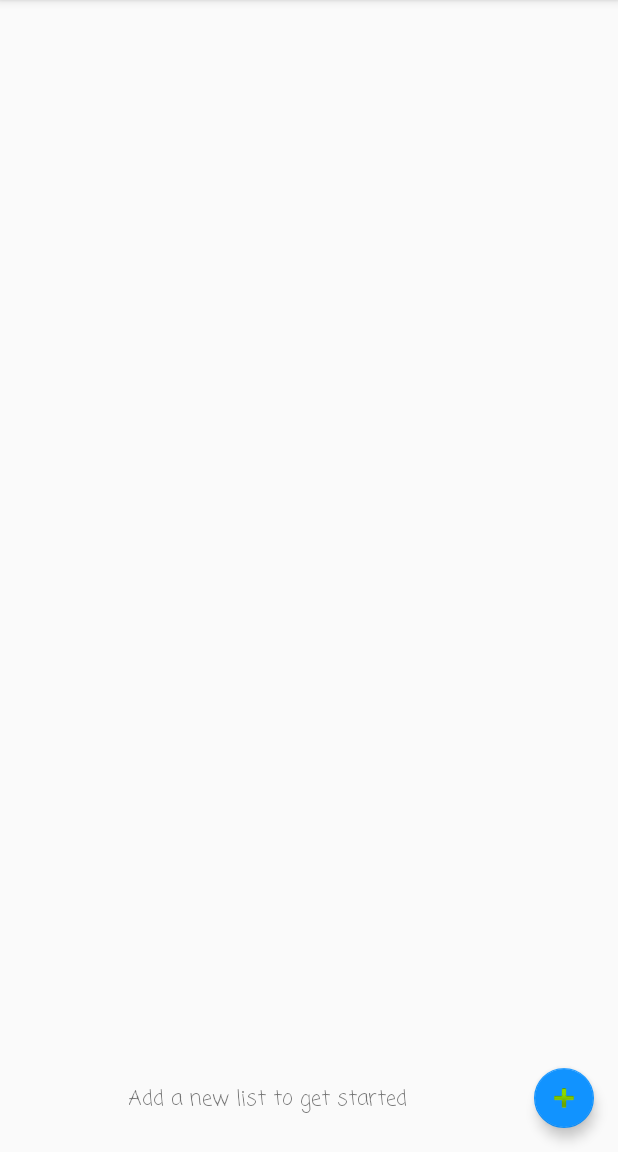
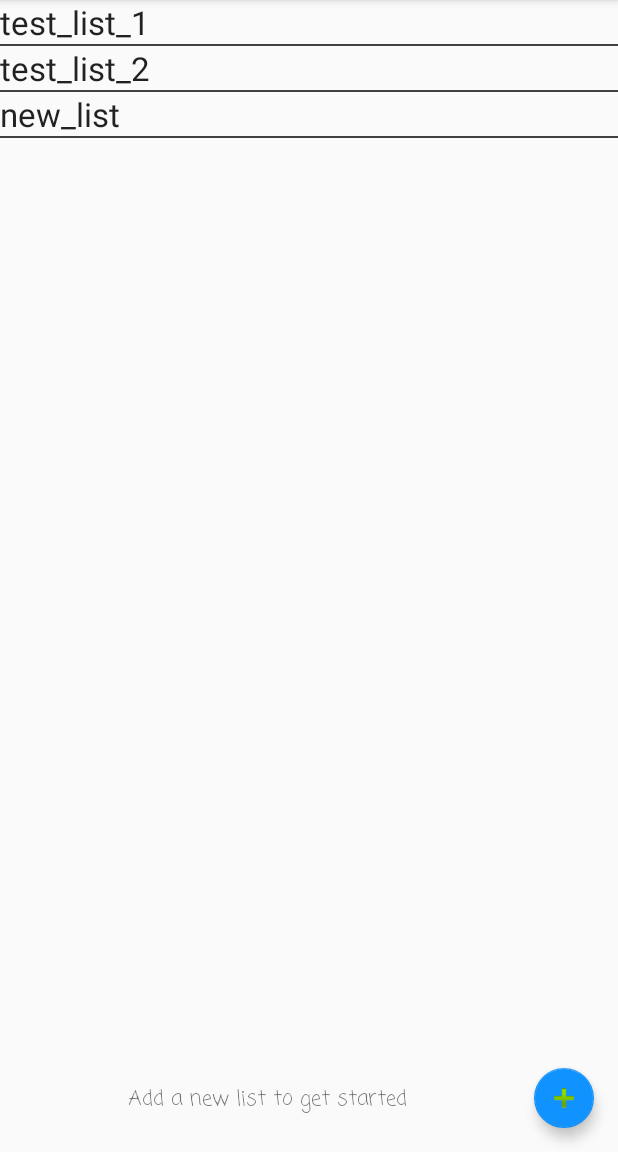
Before and after one commit to quiknlucky/first_andriod_app, an Android app: the NewList screen opened directly, with no data from a screen before it, after a tap on "SAVE", on a phone screen of 412 x 824 dp, the part 84-1236 px from its top. Run offline under Robolectric (Android 15) with nearby library versions, the phone set to English and light mode, and no system bars.

Commit message:
Extend dbhelper with seed data, create record in list table on save list

```diff
--- a/app/src/main/java/com/example/nate/second_app/DBHelper.java
+++ b/app/src/main/java/com/example/nate/second_app/DBHelper.java
@@ -1,5 +1,6 @@
 package com.example.nate.second_app;
 
+import android.content.ContentValues;
 import android.content.Context;
 import android.database.SQLException;
 import android.database.sqlite.SQLiteDatabase;
@@ -8,6 +9,7 @@ import android.util.Log;
 import android.database.MatrixCursor;
 import android.database.Cursor;
 import java.util.ArrayList;
+import java.util.List;
 
 
 
@@ -27,7 +29,17 @@ public class DBHelper extends SQLiteOpenHelper {
     public void onCreate(SQLiteDatabase db) {
         try{
             db.execSQL(CREATE_LIST_TABLE);
+            db.execSQL(CREATE_STORE_TABLE);
+            db.execSQL(CREATE_ITEM_CATEGORY_TABLE);
+            db.execSQL(CREATE_UNIT_CATEGORY_TABLE);
             db.execSQL(CREATE_ITEM_TABLE);
+            db.execSQL(CREATE_HISTORY_TABLE);
+
+            db.execSQL(POPULATE_STORE_TABLE);
+            db.execSQL(POPULATE_ITEM_CATEGORY_TABLE);
+            db.execSQL(POPULATE_UNIT_CATEGORY_TABLE);
+            db.execSQL(POPULATE_LIST_TABLE);
+            db.execSQL(POPULATE_LIST_TABLE_2);
         } catch (SQLException e){
             Log.d(LOG_TAG, "Error creating database " + e.getMessage());
         }
@@ -38,21 +50,109 @@ public class DBHelper extends SQLiteOpenHelper {
 
     }
 
+    //table create statements
     private static final String CREATE_LIST_TABLE =
             "CREATE TABLE " + ListTable.ListEntry.TABLE_NAME + "(" +
                     ListTable.ListEntry._ID + " INTEGER PRIMARY KEY," +
-                    ListTable.ListEntry.COLUMN_NAME_LIST_NAME +  "TEXT)";
+                    ListTable.ListEntry.COLUMN_NAME_LIST_NAME +  " TEXT)";
+
+    private static final String CREATE_STORE_TABLE =
+            "CREATE TABLE " + StoreTable.StoreEntry.TABLE_NAME + "(" +
+                    StoreTable.StoreEntry._ID + " INTEGER PRIMARY KEY," +
+                    StoreTable.StoreEntry.COLUMN_NAME_STORE_NAME +  " TEXT)";
+
+    private static final String CREATE_ITEM_CATEGORY_TABLE =
+            "CREATE TABLE " + ItemCategoryTable.ItemCategoryEntry.TABLE_NAME + "(" +
+                    ItemCategoryTable.ItemCategoryEntry._ID + " INTEGER PRIMARY KEY," +
+                    ItemCategoryTable.ItemCategoryEntry.COLUMN_NAME_STORE_NAME +  " TEXT)";
+
+    private static final String CREATE_UNIT_CATEGORY_TABLE =
+            "CREATE TABLE " + UnitCategoryTable.UnitCategoryEntry.TABLE_NAME + "(" +
+                    UnitCategoryTable.UnitCategoryEntry._ID + " INTEGER PRIMARY KEY," +
+                    UnitCategoryTable.UnitCategoryEntry.COLUMN_NAME_STORE_NAME +  " TEXT)";
 
     private static final String CREATE_ITEM_TABLE =
             "CREATE TABLE " + ItemTable.ItemEntry.TABLE_NAME + "(" +
                     ItemTable.ItemEntry._ID + " INTEGER PRIMARY KEY," +
                     ItemTable.ItemEntry.COLUMN_NAME_ITEM_NAME + " TEXT," +
-                    ItemTable.ItemEntry.COLUMN_NAME_LAST_PRICE + " NUMBER," +
+                    ItemTable.ItemEntry.COLUMN_NAME_CATEGORY + " TEXT," +
+                    ItemTable.ItemEntry.COLUMN_NAME_QUANTITY + " NUMBER," +
+                    ItemTable.ItemEntry.COLUMN_NAME_QUANTITY_UNIT + " TEXT," +
+                    ItemTable.ItemEntry.COLUMN_NAME_LAST_UNIT_PRICE + " NUMBER," +
+                    ItemTable.ItemEntry.COLUMN_NAME_LAST_TOTAL_PRICE + " NUMBER," +
+                    ItemTable.ItemEntry.COLUMN_NAME_LAST_DATE + " DATE," +
+                    ItemTable.ItemEntry.COLUMN_NAME_LAST_STORE + " TEXT," +
                     ItemTable.ItemEntry.COLUMN_NAME_AVG_PRICE + " NUMBER," +
                     ItemTable.ItemEntry.COLUMN_NAME_MIN_PRICE + " NUMBER," +
-                    ItemTable.ItemEntry.COLUMN_NAME_MAX_PRICE + " NUMBER," +
-                    ItemTable.ItemEntry.COLUMN_NAME_LAST_STORE + " TEXT," +
-                    ItemTable.ItemEntry.COLUMN_NAME_LAST_DATE + " DATE";
+                    ItemTable.ItemEntry.COLUMN_NAME_MIN_PRICE_DATE + " DATE," +
+                    ItemTable.ItemEntry.COLUMN_NAME_MIN_PRICE_STORE + " TEXT," +
+                    ItemTable.ItemEntry.COLUMN_NAME_MAX_PRICE + " NUMBER)";
+
+    private static final String CREATE_HISTORY_TABLE =
+            "CREATE TABLE " + HistoryTable.HistoryEntry.TABLE_NAME + "(" +
+                    HistoryTable.HistoryEntry._ID + " INTEGER PRIMARY KEY," +
+                    HistoryTable.HistoryEntry.COLUMN_NAME_ITEM_NAME + " TEXT," +
+                    HistoryTable.HistoryEntry.COLUMN_NAME_CATEGORY + " TEXT," +
+                    HistoryTable.HistoryEntry.COLUMN_NAME_QUANTITY + " NUMBER," +
+                    HistoryTable.HistoryEntry.COLUMN_NAME_QUANTITY_UNIT + " TEXT," +
+                    HistoryTable.HistoryEntry.COLUMN_NAME_UNIT_PRICE + " NUMBER," +
+                    HistoryTable.HistoryEntry.COLUMN_NAME_TOTAL_PRICE + " NUMBER," +
+                    HistoryTable.HistoryEntry.COLUMN_NAME_DATE + " DATE," +
+                    HistoryTable.HistoryEntry.COLUMN_NAME_STORE + " TEXT)";
+
+    //populate validation tables with generic data
+    private static final String POPULATE_STORE_TABLE =
+            "INSERT INTO " + StoreTable.StoreEntry.TABLE_NAME +
+                    " (store_name) VALUES ('COSTCO')";
+
+    private static final String POPULATE_ITEM_CATEGORY_TABLE =
+            "INSERT INTO " + ItemCategoryTable.ItemCategoryEntry.TABLE_NAME +
+                    " (item_category_name) VALUES ('FRUIT')";
+
+    private static final String POPULATE_UNIT_CATEGORY_TABLE =
+            "INSERT INTO " + UnitCategoryTable.UnitCategoryEntry.TABLE_NAME +
+                    " (unit_category_name) VALUES ('POUND')";
+
+    private static final String POPULATE_LIST_TABLE =
+            "INSERT INTO " + ListTable.ListEntry.TABLE_NAME +
+                    " (list_name) VALUES ('test_list_1')";
+
+    private static final String POPULATE_LIST_TABLE_2 =
+            "INSERT INTO " + ListTable.ListEntry.TABLE_NAME +
+                    " (list_name) VALUES ('test_list_2')";
+
+
+    public void addNewList(Lists list) {
+        SQLiteDatabase db = this.getWritableDatabase();
+
+        ContentValues values = new ContentValues();
+        values.put(ListTable.ListEntry.COLUMN_NAME_LIST_NAME, list.getName());
+
+        // Inserting new Row
+        db.insert(ListTable.ListEntry.TABLE_NAME, null, values);
+        db.close(); // Closing database connection
+    }
+
+    public List<Lists> getAllLists() {
+        List<Lists> listList = new ArrayList<Lists>();
+        // Select All Query
+        String selectQuery = "SELECT  * FROM " + ListTable.ListEntry.TABLE_NAME;
+        SQLiteDatabase db = this.getWritableDatabase();
+        Cursor cursor = db.rawQuery(selectQuery, null);
+
+        // Getting the address list which we already into our database
+        if (cursor.moveToFirst()) {
+            do {
+                Lists list = new Lists();
+                list.setId(Integer.parseInt(cursor.getString(0)));
+                list.setName(cursor.getString(1));
+                listList.add(list);
+                Log.d("List: ", list.getId()+" , "+list.getName());
+            } while (cursor.moveToNext());
+        }
+
+        return listList;
+    }
 
     public ArrayList<Cursor> getData(String Query){
         //get writable database
--- a/app/src/main/java/com/example/nate/second_app/Home.java
+++ b/app/src/main/java/com/example/nate/second_app/Home.java
@@ -1,13 +1,17 @@
 package com.example.nate.second_app;
 
 import android.content.Intent;
+import android.database.Cursor;
+import android.database.sqlite.SQLiteDatabase;
 import android.support.v7.app.AppCompatActivity;
 import android.os.Bundle;
 import android.support.v7.widget.Toolbar;
+import android.util.Log;
 import android.view.Menu;
 import android.view.MenuInflater;
 import android.view.MenuItem;
 import android.view.View;
+import android.widget.ListView;
 
 public class Home extends AppCompatActivity {
 
@@ -17,6 +21,22 @@ public class Home extends AppCompatActivity {
         setContentView(R.layout.activity_home);
         Toolbar myToolbar = (Toolbar) findViewById(R.id.toolbar);
         setSupportActionBar(myToolbar);
+
+
+        DBHelper handler = new DBHelper(this);
+        SQLiteDatabase db = handler.getWritableDatabase();
+        // Query for items from the database and get a cursor back
+        Cursor listCursor = db.rawQuery("SELECT  * FROM list", null);
+        Log.d("Main: ", "Created cursor");
+        // Find ListView to populate
+        ListView list_list = (ListView) findViewById(R.id.list_list);
+        // Setup cursor adapter using cursor from last step
+        ListAdapter listAdapter = new ListAdapter(this, listCursor);
+        Log.d("Main: ", "Populated adapter with cursor");
+        // Attach cursor adapter to the ListView
+        list_list.setAdapter(listAdapter);
+        Log.d("Main: ", "attached adapter list to list view");
+
     }
 
     @Override
--- /dev/null
+++ b/app/src/main/java/com/example/nate/second_app/ListAdapter.java
@@ -0,0 +1,37 @@
+package com.example.nate.second_app;
+
+import android.content.Context;
+import android.database.Cursor;
+import android.util.Log;
+import android.view.LayoutInflater;
+import android.view.View;
+import android.view.ViewGroup;
+import android.widget.CursorAdapter;
+import android.widget.TextView;
+
+public class ListAdapter extends CursorAdapter {
+    public ListAdapter(Context context, Cursor cursor) {
+        super(context, cursor, 0);
+    }
+
+    // The newView method is used to inflate a new view and return it,
+    // you don't bind any data to the view at this point.
+    @Override
+    public View newView(Context context, Cursor cursor, ViewGroup parent) {
+        return LayoutInflater.from(context).inflate(R.layout.list_layout, parent, false);
+    }
+
+    // The bindView method is used to bind all data to a given view
+    // such as setting the text on a TextView.
+    @Override
+    public void bindView(View view, Context context, Cursor cursor) {
+        Log.d("BindView: ", "Inside bindView");
+        // Find fields to populate in inflated template
+        TextView tvLists = (TextView) view.findViewById(R.id.tvLists);
+        // Extract properties from cursor
+        String list_name= cursor.getString(1);
+        Log.d("BindView: ", "List name from cursor: " + list_name);
+        // Populate fields with extracted properties
+        tvLists.setText(list_name);
+    }
+}
--- a/app/src/main/java/com/example/nate/second_app/ListTable.java
+++ b/app/src/main/java/com/example/nate/second_app/ListTable.java
@@ -13,4 +13,5 @@ public final class ListTable {
         public static final String TABLE_NAME = "list";
         public static final String COLUMN_NAME_LIST_NAME = "list_name";
     }
+
 }
--- /dev/null
+++ b/app/src/main/java/com/example/nate/second_app/Lists.java
@@ -0,0 +1,23 @@
+package com.example.nate.second_app;
+
+public class Lists {
+    private Integer id;
+    private String list_name;
+
+    public int getId() {
+        return id;
+    }
+
+    public void setId(int id) {
+        this.id = id;
+    }
+
+    public String getName() {
+        return list_name;
+    }
+
+    public void setName(String name) {
+        this.list_name = name;
+    }
+
+}
--- a/app/src/main/java/com/example/nate/second_app/NewList.java
+++ b/app/src/main/java/com/example/nate/second_app/NewList.java
@@ -1,13 +1,16 @@
 package com.example.nate.second_app;
 
 import android.content.Intent;
+import android.database.sqlite.SQLiteDatabase;
 import android.support.v7.app.ActionBar;
 import android.support.v7.app.AppCompatActivity;
 import android.os.Bundle;
 import android.support.v7.widget.Toolbar;
+import android.util.Log;
 import android.view.Menu;
 import android.view.MenuInflater;
 import android.view.MenuItem;
+import android.widget.EditText;
 import android.widget.Toast;
 
 public class NewList extends AppCompatActivity {
@@ -41,7 +44,16 @@ public class NewList extends AppCompatActivity {
                 return true;
 
             case R.id.action_save:
-
+                //not sure how to reference text in EditText element
+                //String list_name = getString(R.id.editText);
+                String list_name = "new_list"; //hard coded to test insert
+                Log.d("NewList: ", "create list: " + list_name);
+                DBHelper handler = new DBHelper(this);
+                Lists new_list = new Lists();
+                new_list.setName(list_name);
+                Log.d("NewList: ", "calling addNewList");
+                handler.addNewList(new_list);
+                Log.d("NewList: ", "new list created");
                 Toast.makeText(this, "List Saved!", Toast.LENGTH_SHORT).show();
                 Intent intent = new Intent(this, Home.class);
                 startActivity(intent);
--- a/app/src/main/res/layout/activity_home.xml
+++ b/app/src/main/res/layout/activity_home.xml
@@ -6,44 +6,54 @@
     android:layout_height="match_parent"
     tools:context="com.example.nate.second_app.Home">
 
+    <ListView
+        android:id="@+id/list_list"
+        android:divider="@color/cardview_dark_background"
+        android:dividerHeight="1dp"
+        android:layout_height="0dp"
+        android:layout_width="0dp"
+        app:layout_constraintBottom_toTopOf="@+id/textView2"
+        app:layout_constraintEnd_toEndOf="parent"
+        app:layout_constraintStart_toStartOf="parent"
+        app:layout_constraintTop_toBottomOf="@+id/toolbar"></ListView>
+
     <TextView
         android:id="@+id/textView2"
         android:layout_width="wrap_content"
         android:layout_height="wrap_content"
+        android:layout_marginBottom="24dp"
         android:layout_marginEnd="16dp"
         android:layout_marginLeft="16dp"
+        android:layout_marginRight="16dp"
         android:layout_marginStart="16dp"
         android:fontFamily="casual"
         android:text="@string/intro_message"
         android:textAlignment="center"
+        app:layout_constraintBottom_toBottomOf="parent"
         app:layout_constraintLeft_toLeftOf="parent"
-        app:layout_constraintBottom_toBottomOf="parent"
-        android:layout_marginBottom="24dp"
-        app:layout_constraintRight_toLeftOf="@+id/floatingActionButton"
-        android:layout_marginRight="16dp" />
+        app:layout_constraintRight_toLeftOf="@+id/floatingActionButton" />
 
     <android.support.design.widget.FloatingActionButton
         android:id="@+id/floatingActionButton"
         android:layout_width="wrap_content"
         android:layout_height="wrap_content"
+        android:layout_marginBottom="16dp"
         android:layout_marginEnd="16dp"
+        android:layout_marginRight="16dp"
         android:clickable="true"
         android:onClick="onButtonTap"
         app:backgroundTint="@color/colorPrimary"
         app:elevation="5dp"
         app:fabSize="mini"
+        app:layout_constraintBottom_toBottomOf="parent"
+        app:layout_constraintRight_toRightOf="parent"
         app:rippleColor="@color/cardview_shadow_start_color"
-        app:srcCompat="@android:drawable/ic_input_add"
-        android:layout_marginRight="16dp"
-        app:layout_constraintRight_toRightOf="parent"
-        app:layout_constraintBottom_toBottomOf="parent"
-        android:layout_marginBottom="16dp" />
+        app:srcCompat="@android:drawable/ic_input_add" />
 
     <android.support.v7.widget.Toolbar
         android:id="@+id/toolbar"
         android:layout_width="0dp"
         android:layout_height="wrap_content"
-        android:layout_marginTop="0dp"
         android:background="@color/colorPrimary"
         android:elevation="4dp"
         android:minHeight="?attr/actionBarSize"
--- /dev/null
+++ b/app/src/main/res/layout/list_layout.xml
@@ -0,0 +1,12 @@
+<?xml version="1.0" encoding="utf-8"?>
+<LinearLayout xmlns:android="http://schemas.android.com/apk/res/android"
+        android:layout_width="match_parent"
+        android:layout_height="match_parent"
+        android:orientation="horizontal" >
+        <TextView
+            android:id="@+id/tvLists"
+            android:layout_width="wrap_content"
+            android:layout_height="wrap_content"
+            android:text="Existing Lists"
+            android:textAppearance="?android:attr/textAppearanceLarge" />
+</LinearLayout>
```
Also changed, not shown: app/src/main/java/com/example/nate/second_app/HistoryTable.java (added, +23 -0 lines), app/src/main/java/com/example/nate/second_app/ItemCategoryTable.java (added, +16 -0 lines), app/src/main/java/com/example/nate/second_app/ItemTable.java (+9 -3 lines), app/src/main/java/com/example/nate/second_app/StoreTable.java (added, +16 -0 lines), app/src/main/java/com/example/nate/second_app/UnitCategoryTable.java (added, +12 -0 lines).
